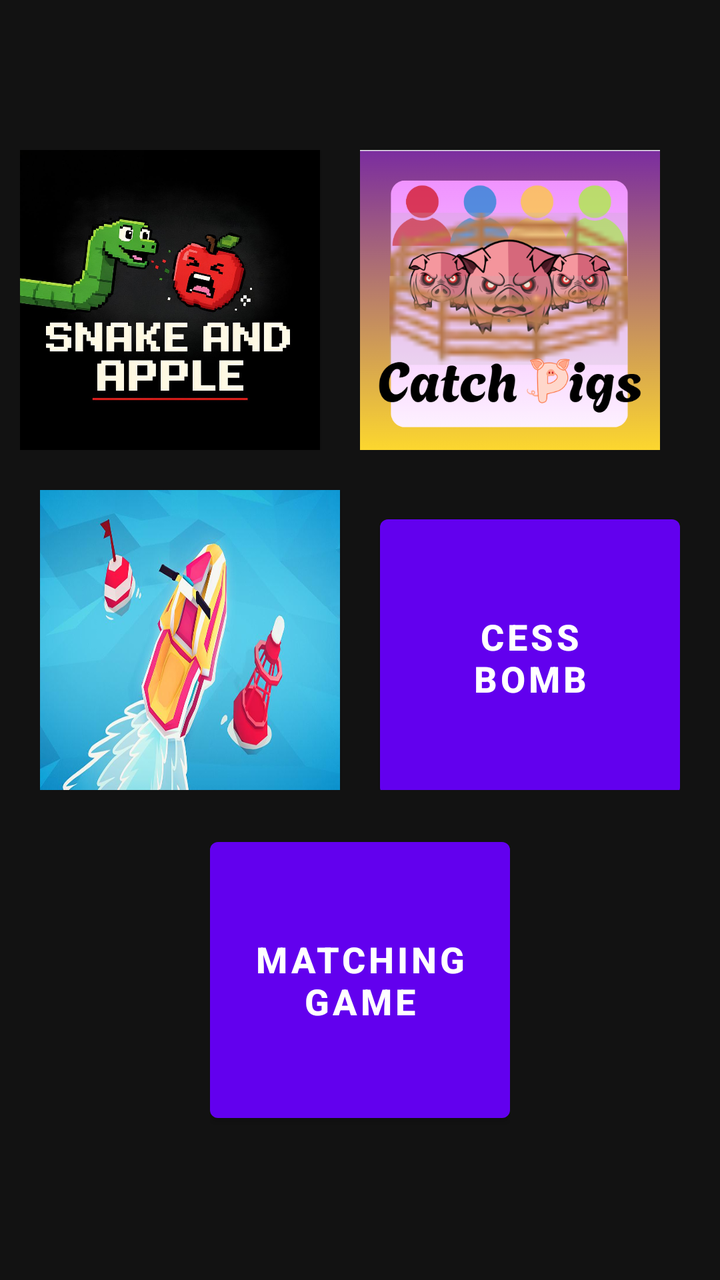
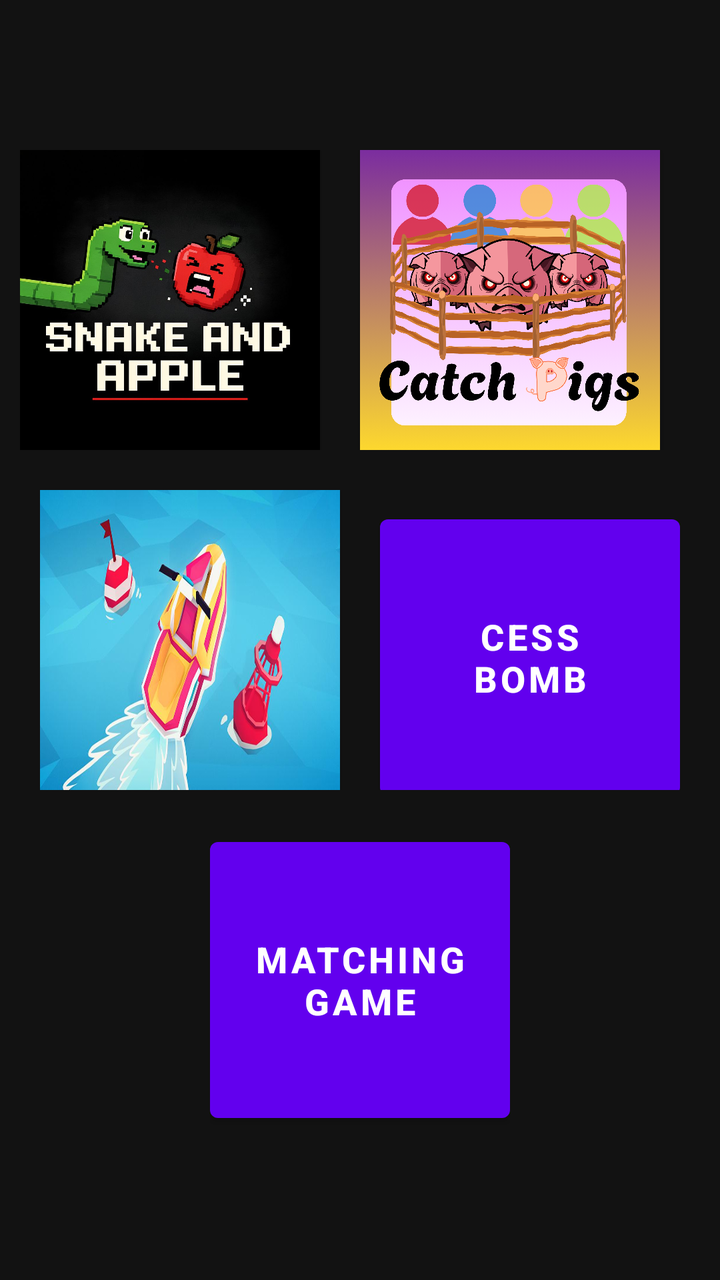

An Android layout rendered at two revisions. The XML below is the earlier revision; the diff shows what the commit changed to produce the second picture.
<!-- AndroidManifest.xml: application theme Theme.SummertimeParty -->
<!-- res/layout/activity_main.xml -->
<?xml version="1.0" encoding="utf-8"?>
<LinearLayout xmlns:android="http://schemas.android.com/apk/res/android"
    android:layout_width="match_parent"
    android:layout_height="match_parent"
    xmlns:app="http://schemas.android.com/apk/res-auto"
    android:orientation="vertical"
    android:gravity="center"
    android:background="#121212">

    
    <LinearLayout
        android:layout_width="wrap_content"
        android:layout_height="wrap_content"
        android:orientation="horizontal"
        android:layout_marginBottom="20dp">

        <Button
            android:id="@+id/btnSnake"
            android:layout_width="150dp"
            android:layout_height="150dp"
            android:background="@drawable/snakeandapplegamelogo"
            app:backgroundTint="@null"
            android:layout_marginEnd="20dp" />

        <Button
            android:id="@+id/btnPig"
            android:layout_width="150dp"
            android:layout_height="150dp"
            android:background="@drawable/catchpigslogo"
            app:backgroundTint="@null"
            android:layout_marginEnd="20dp" />
    </LinearLayout>

    
    <LinearLayout
        android:layout_width="wrap_content"
        android:layout_height="wrap_content"
        android:orientation="horizontal"
        android:layout_marginBottom="20dp">

        <Button
            android:id="@+id/btnGoSki"
            android:layout_width="150dp"
            android:layout_height="150dp"
            android:layout_marginEnd="20dp"
            android:background="@drawable/go_ski_logo"
            app:backgroundTint="@null" />

        <Button
            android:id="@+id/btnCessBomb"
            android:layout_width="150dp"
            android:layout_height="150dp"
            android:text="Cess\nBomb"
            android:textSize="18sp"
            android:textStyle="bold" />
    </LinearLayout>

    
    <LinearLayout
        android:layout_width="wrap_content"
        android:layout_height="wrap_content"
        android:orientation="horizontal">

        <Button
            android:id="@+id/btnMatching"
            android:layout_width="150dp"
            android:layout_height="150dp"
            android:text="Matching\nGame"
            android:textSize="18sp"
            android:textStyle="bold" />
    </LinearLayout>

</LinearLayout>
<!-- resources referenced by this layout -->
<resources>
  <!-- drawable catchpigslogo: png bitmap (drawable, 227631 bytes) -->
  <!-- drawable go_ski_logo: png bitmap (drawable, 45135 bytes) -->
  <!-- drawable snakeandapplegamelogo: jpg bitmap (drawable, 189242 bytes) -->
  <style name="Theme.SummertimeParty" parent="Theme.MaterialComponents.DayNight.DarkActionBar">
          
          <item name="colorPrimary">@color/purple_500</item>
          <item name="colorPrimaryVariant">@color/purple_700</item>
          <item name="colorOnPrimary">@color/white</item>
          
          <item name="colorSecondary">@color/teal_200</item>
          <item name="colorSecondaryVariant">@color/teal_700</item>
          <item name="colorOnSecondary">@color/black</item>
          
          <item name="android:statusBarColor">?attr/colorPrimaryVariant</item>
          
      </style>
  <color name="purple_500">#FF6200EE</color>
  <color name="purple_700">#FF3700B3</color>
  <color name="white">#FFFFFFFF</color>
  <color name="teal_200">#FF03DAC5</color>
  <color name="teal_700">#FF018786</color>
  <color name="black">#FF000000</color>
</resources>

<!-- the commit's change to res/layout/activity_main.xml (unified diff, before → after) -->
@@ -26,7 +26,7 @@
             android:id="@+id/btnPig"
             android:layout_width="150dp"
             android:layout_height="150dp"
-            android:background="@drawable/catchpigslogo"
+            android:background="@drawable/catchpiglogo"
             app:backgroundTint="@null"
             android:layout_marginEnd="20dp" />
     </LinearLayout>
<!-- resource entries referenced after the edit -->
@@ -1,6 +1,6 @@
 <!-- resources referenced by this layout -->
 <resources>
-  <!-- drawable catchpigslogo: png bitmap (drawable, 227631 bytes) -->
+  <!-- drawable catchpiglogo: png bitmap (drawable, 461533 bytes) -->
   <!-- drawable go_ski_logo: png bitmap (drawable, 45135 bytes) -->
   <!-- drawable snakeandapplegamelogo: jpg bitmap (drawable, 189242 bytes) -->
   <style name="Theme.SummertimeParty" parent="Theme.MaterialComponents.DayNight.DarkActionBar">
